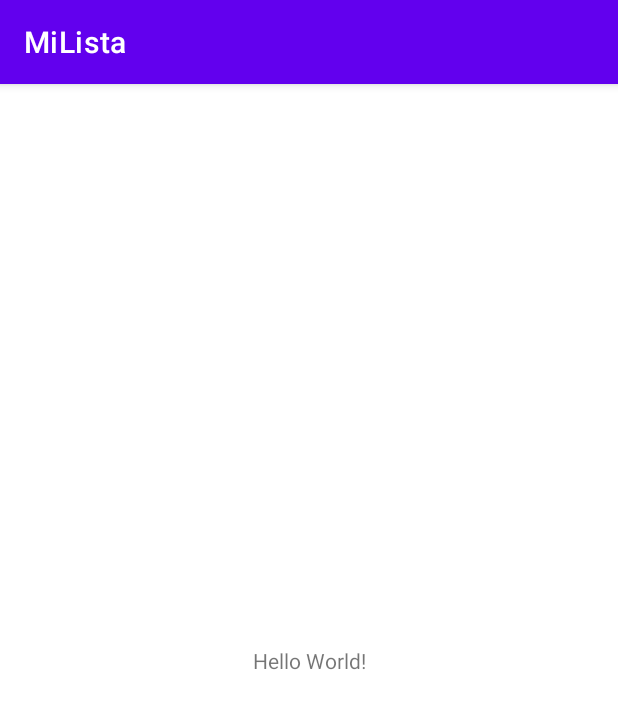
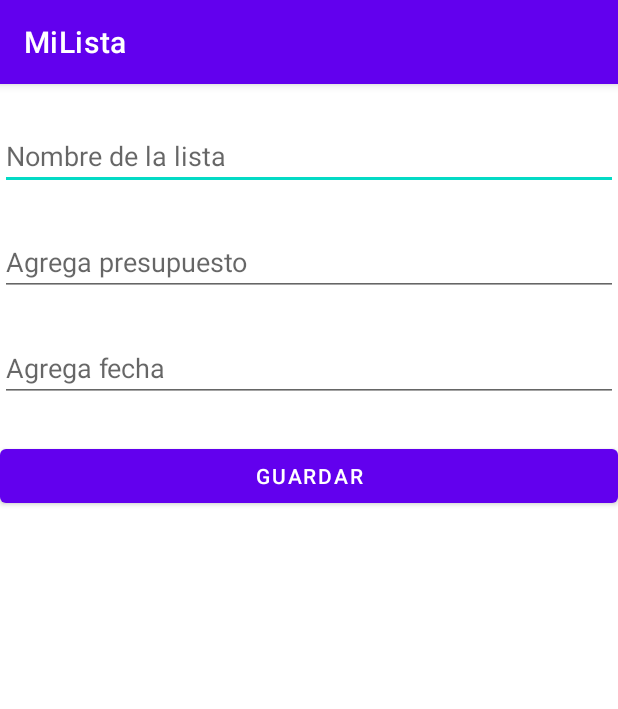
Before and after one commit to CristianO2709/MiLista, an Android app: the screen it shows after launch (MainActivity), on a phone screen of 412 x 824 dp. Shown: the top 709 px of the screen. Run offline under Robolectric (Android 15) with nearby library versions, the phone set to English and light mode, and no system bars.

Commit message:
[Feat] Ejemplo de las listas
[Add] Se agrego los activities de los productos

```diff
--- a/app/src/main/AndroidManifest.xml
+++ b/app/src/main/AndroidManifest.xml
@@ -14,6 +14,12 @@
         android:theme="@style/Theme.MiLista"
         tools:targetApi="31">
         <activity
+            android:name=".ActivityCrearLista"
+            android:exported="false" />
+        <activity
+            android:name=".ActivityListaCategorias"
+            android:exported="false" />
+        <activity
             android:name=".MainActivity"
             android:exported="true">
             <intent-filter>
--- a/app/src/main/java/com/example/milista/MainActivity.java
+++ b/app/src/main/java/com/example/milista/MainActivity.java
@@ -2,13 +2,34 @@ package com.example.milista;
 
 import androidx.appcompat.app.AppCompatActivity;
 
+import android.content.Intent;
 import android.os.Bundle;
+import android.view.View;
+import android.widget.AdapterView;
+import android.widget.ArrayAdapter;
+import android.widget.Button;
+import android.widget.ListView;
+import android.widget.Toast;
+
+import java.util.ArrayList;
 
 public class MainActivity extends AppCompatActivity {
+    private Button btnGuardar;
 
     @Override
     protected void onCreate(Bundle savedInstanceState) {
         super.onCreate(savedInstanceState);
         setContentView(R.layout.activity_main);
+
+        btnGuardar = (Button) findViewById(R.id.btnGuardar);
+
+        btnGuardar.setOnClickListener(new View.OnClickListener() {
+            @Override
+            public void onClick(View view) {
+                Intent intent = new Intent(view.getContext(), ActivityListaCategorias.class);
+                startActivity(intent);
+                Toast.makeText(MainActivity.this, "Guardar lista", Toast.LENGTH_SHORT).show();
+            }
+        });
     }
 }
--- a/app/src/main/res/layout/activity_main.xml
+++ b/app/src/main/res/layout/activity_main.xml
@@ -1,18 +1,50 @@
 <?xml version="1.0" encoding="utf-8"?>
-<androidx.constraintlayout.widget.ConstraintLayout xmlns:android="http://schemas.android.com/apk/res/android"
-    xmlns:app="http://schemas.android.com/apk/res-auto"
+<LinearLayout
+    xmlns:android="http://schemas.android.com/apk/res/android"
     xmlns:tools="http://schemas.android.com/tools"
     android:layout_width="match_parent"
     android:layout_height="match_parent"
-    tools:context=".MainActivity">
+    tools:context=".MainActivity"
+    android:orientation="vertical">
 
-    <TextView
-        android:layout_width="wrap_content"
+    <EditText
+        android:id="@+id/etNombreLista"
+        android:layout_width="match_parent"
         android:layout_height="wrap_content"
-        android:text="Hello World!"
-        app:layout_constraintBottom_toBottomOf="parent"
-        app:layout_constraintEnd_toEndOf="parent"
-        app:layout_constraintStart_toStartOf="parent"
-        app:layout_constraintTop_toTopOf="parent" />
+        android:hint="@string/name_list"
+        android:autofillHints=""
+        android:inputType="text"
+        android:layout_marginTop="25dp"
+        android:layout_marginBottom="25dp">
+    </EditText>
 
-</androidx.constraintlayout.widget.ConstraintLayout>
+    <EditText
+        android:id="@+id/etAgregaPresupuesto"
+        android:layout_width="match_parent"
+        android:layout_height="wrap_content"
+        android:hint="@string/add_budget"
+        android:autofillHints=""
+        android:inputType="number"
+        android:layout_marginBottom="25dp">
+    </EditText>
+
+    <EditText
+        android:id="@+id/etAgregaFecha"
+        android:hint="@string/add_date"
+        android:layout_width="match_parent"
+        android:layout_height="wrap_content"
+        android:inputType="date"
+        android:autofillHints=""
+        android:clickable="true"
+        android:focusable="true"
+        android:maxLines="1"
+        android:layout_marginBottom="25dp"/>
+
+    <Button
+        android:id="@+id/btnGuardar"
+        android:layout_width="match_parent"
+        android:layout_height="wrap_content"
+        android:text="@string/button_save"
+        android:layout_marginBottom="25dp">
+    </Button>
+</LinearLayout>
--- a/app/src/main/res/values/strings.xml
+++ b/app/src/main/res/values/strings.xml
@@ -1,3 +1,10 @@
 <resources>
     <string name="app_name">MiLista</string>
+    <string name="name_list">Nombre de la lista</string>
+    <string name="add_budget">Agrega presupuesto</string>
+    <string name="add_date">Agrega fecha</string>
+    <string name="list_category">Agrega los productos por categoría</string>
+    <string name="add_product">Agrega el producto deseado</string>
+    <string name="button_save">Guardar</string>
+    <string name="button_add">Agregar</string>
 </resources>
```
Also changed, not shown: app/src/main/java/com/example/milista/ActivityCrearLista.java (added, +41 -0 lines), app/src/main/java/com/example/milista/ActivityListaCategorias.java (added, +38 -0 lines), app/src/main/res/layout/activity_crear_lista.xml (added, +35 -0 lines), app/src/main/res/layout/activity_lista_categorias.xml (added, +24 -0 lines).
